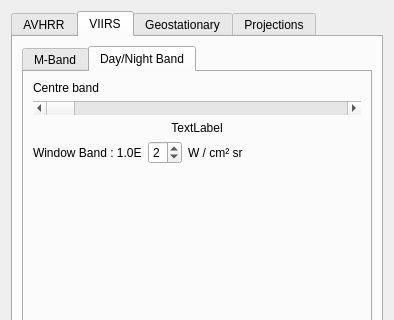
This is core/formtoolbox.ui in hvanruys/EUMETCastView as Qt 5 draws it before an edit; both pictures show x 0 to 394 and y 0 to 320 of the 394 by 1135 pixel window. The edited form follows.
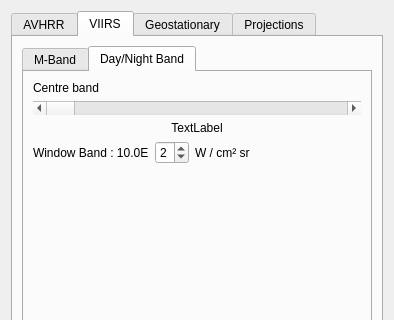
This is the edited form. The open tabs and pages were chosen to show the change.

The edit to the form file:
```diff
--- a/core/formtoolbox.ui
+++ b/core/formtoolbox.ui
@@ -1635,7 +1635,7 @@
              <item>
               <widget class="QLabel" name="label_39">
                <property name="text">
-                <string>Window Band : 1.0E</string>
+                <string>Window Band : 10.0E</string>
                </property>
               </widget>
              </item>
```
Left out of the diff: 4 changed lines with no effect on the pictures.
